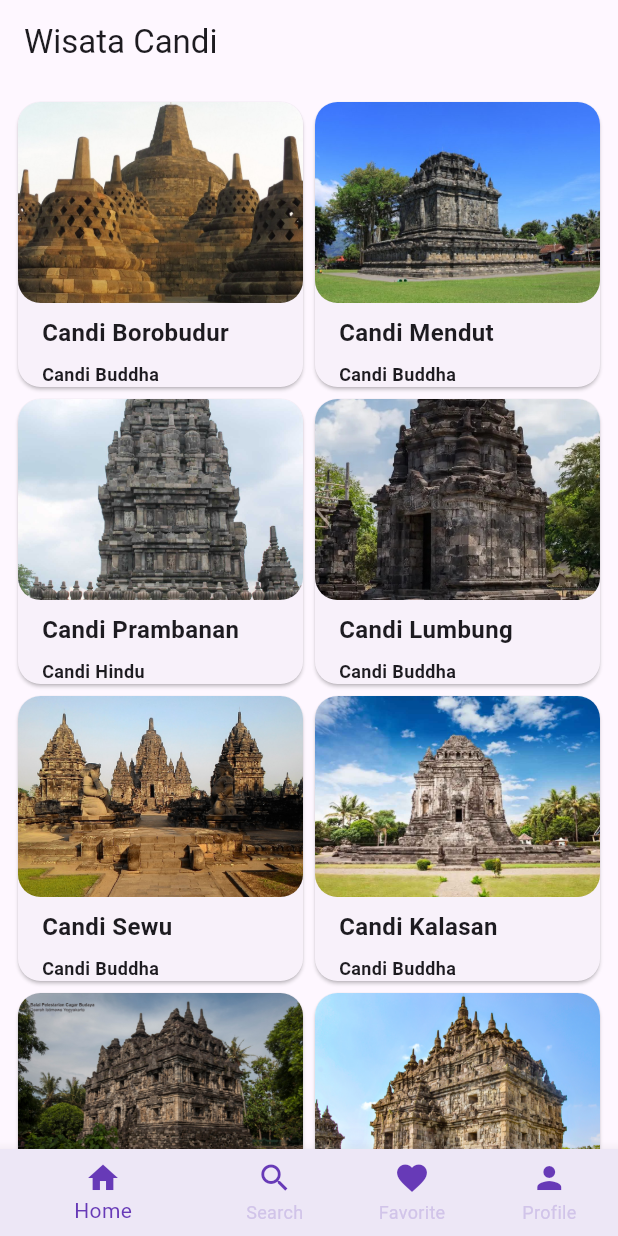
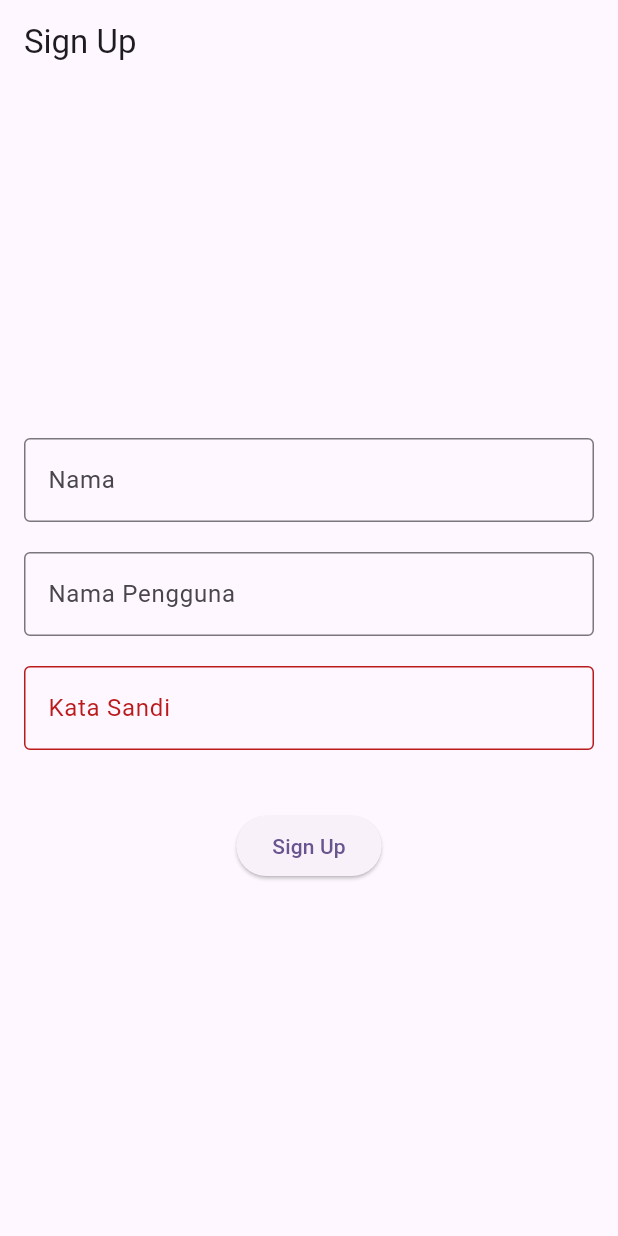
Before and after one commit to Mobile-Programming-MDP/latihan-flutter-FelixMDP, a Flutter app: the screen it shows after launch, on a phone screen of 412 x 824 dp. Run offline on Flutter 3.47's test engine with Material 3 defaults, Android fonts, the phone set to English and light mode, and no system bars; our stand-ins replace cached_network_image, connectivity_plus.

Commit message:
sign in sign up

```diff
--- a/wisata_candi/lib/main.dart
+++ b/wisata_candi/lib/main.dart
@@ -5,6 +5,7 @@
 import 'package:wisata_candi/profil_screen.dart';
 import 'package:wisata_candi/search_screen.dart';
 import 'package:wisata_candi/home_screen.dart';
+import 'package:wisata_candi/sign_up_screen.dart';
 
 void main() {
   runApp(const MainApp());
@@ -25,7 +26,7 @@
         colorScheme: ColorScheme.fromSeed(seedColor: Colors.deepPurple),
         useMaterial3: true,
       ),
-      home: const MainScreen(),
+      home: const SignUpScreen(),
     );
   }
 }
--- /dev/null
+++ b/wisata_candi/lib/sign_up_screen.dart
@@ -0,0 +1,99 @@
+import 'package:flutter/material.dart';
+import 'package:wisata_candi/sign_in_screen.dart';
+
+class SignUpScreen extends StatefulWidget {
+  const SignUpScreen({super.key});
+
+  @override
+  State<SignUpScreen> createState() => _SignUpScreenState();
+}
+
+class _SignUpScreenState extends State<SignUpScreen> {
+  final TextEditingController _nameController = TextEditingController();
+  final TextEditingController _usernameController = TextEditingController();
+  final TextEditingController _passwordController = TextEditingController();
+
+  String _errorText = "";
+  bool _obscurePassword = true;
+  //TODO 1:
+  void _signUp() {
+    String name = _nameController.text.trim();
+    String username = _usernameController.text.trim();
+    String password = _passwordController.text.trim();
+
+    if (password.length < 8 ||
+        !password.contains(RegExp(r'[A-Z]')) ||
+        !password.contains(RegExp(r'[a-z]')) ||
+        !password.contains(RegExp(r'[0-9]')) ||
+        !password.contains(RegExp(r'[!@#$%^&*()<>?:"{}|,./;\]'))) {
+      setState(() {
+        _errorText = 'Minimal 8 Karakter, Kombinasi Semua';
+      });
+      return;
+    }
+    print('*** Sign up berhasil!');
+    print('Nama: $name');
+    print('Nama Pengguna : $username');
+    print('Password: $password');
+  }
+
+  //TODO 2: Fungsi Dispose
+  @override
+  void dispose() {
+    super.dispose();
+  }
+
+  @override
+  Widget build(BuildContext context) {
+    return Scaffold(
+        appBar: AppBar(
+          title: const Text('Sign Up'),
+        ),
+        body: Center(
+          child: Padding(
+            padding: const EdgeInsets.all(16),
+            child: Form(
+              child: Column(
+                crossAxisAlignment: CrossAxisAlignment.center,
+                mainAxisAlignment: MainAxisAlignment.center,
+                children: [
+                  TextFormField(
+                    decoration: InputDecoration(
+                      labelText: "Nama",
+                      border: OutlineInputBorder(),
+                    ),
+                  ),
+                  const SizedBox(height: 20),
+                  TextFormField(
+                    decoration: InputDecoration(
+                      labelText: "Nama Pengguna",
+                      border: OutlineInputBorder(),
+                    ),
+                  ),
+                  const SizedBox(height: 20),
+                  TextFormField(
+                    controller: _passwordController,
+                    decoration: InputDecoration(
+                      labelText: 'Kata Sandi',
+                      errorText: _errorText.isEmpty ? _errorText : null,
+                      border: const OutlineInputBorder(),
+                    ),
+                    obscureText: _obscurePassword,
+                  ),
+                  const SizedBox(height: 20),
+                  ElevatedButton(
+                    onPressed: () {
+                      Navigator.push(
+                          context,
+                          MaterialPageRoute(
+                              builder: (context) => SignInScreen()));
+                    },
+                    child: const Text("Sign Up"),
+                  ),
+                ],
+              ),
+            ),
+          ),
+        ));
+  }
+}
```
Also changed, not shown: wisata_candi/lib/sign_in_screen.dart (added, +119 -0 lines).
